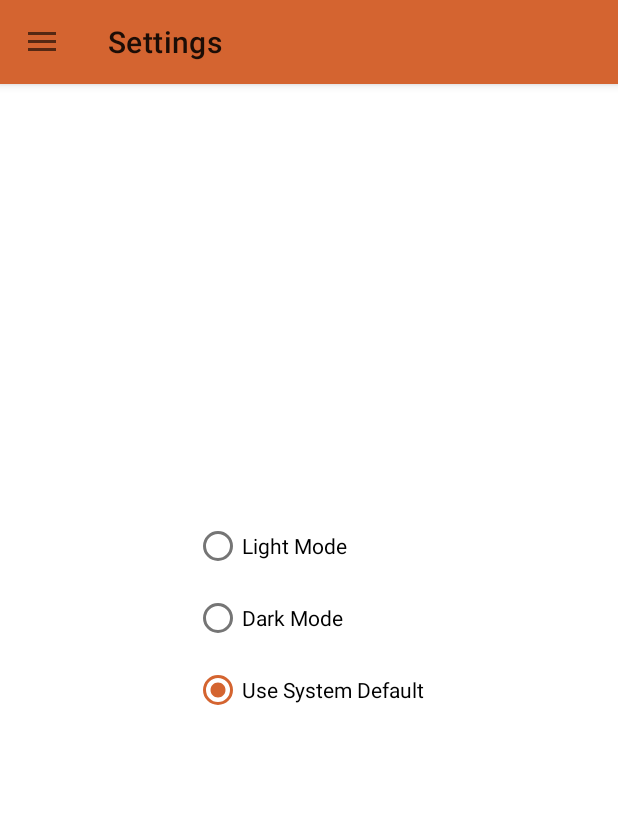
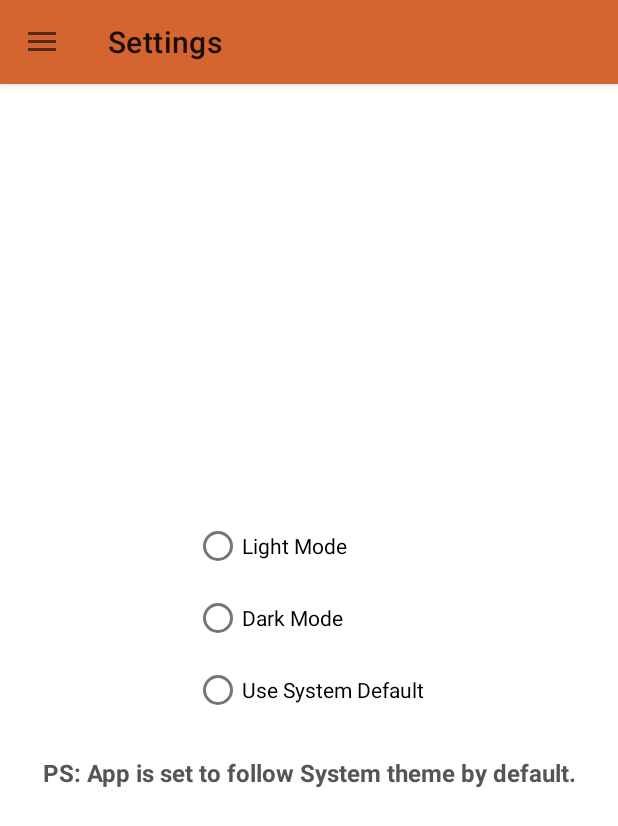
Before and after one commit to Davidson015/T169TrainScheduleApp, an Android app: the SettingsActivity screen opened directly, with no data from a screen before it, on a phone screen of 412 x 824 dp. Shown: the top 826 px of the screen. Run offline under Robolectric (Android 15) with nearby library versions, the phone set to English and light mode, and no system bars.

Commit message:
Refactor: Optimized 'Settings Activity'

```diff
--- a/app/src/main/java/com/eproject/t169trainschedule/SettingsActivity.java
+++ b/app/src/main/java/com/eproject/t169trainschedule/SettingsActivity.java
@@ -2,7 +2,9 @@ package com.eproject.t169trainschedule;
 
 import android.annotation.SuppressLint;
 import android.content.Intent;
+import android.content.SharedPreferences;
 import android.os.Bundle;
+import android.preference.PreferenceManager;
 import android.view.Gravity;
 import android.view.MenuItem;
 import android.widget.RadioGroup;
@@ -23,6 +25,8 @@ public class SettingsActivity extends AppCompatActivity {
     Toolbar toolbar;
     NavigationView navigationView;
     RadioGroup radioGroup;
+
+    SharedPreferences preferences;
 
     @Override
     protected void onCreate(Bundle savedInstanceState) {
@@ -45,31 +49,39 @@ public class SettingsActivity extends AppCompatActivity {
         navigationView = findViewById(R.id.nav_view);
         setupDrawerContent(navigationView);
 
+        // Initializing Preferences
+        preferences = PreferenceManager.getDefaultSharedPreferences(this);
+
         // Initializing the RadioGroup
         radioGroup = findViewById(R.id.radio_group);
-        radioGroup.check(R.id.sys_default);
+        // Setting the checked radio button to the last selected one
+        radioGroup.check(preferences.getInt("last_checked", 0));
 
         // Checking and toggling the conditions respectively
         radioGroup.setOnCheckedChangeListener(new RadioGroup.OnCheckedChangeListener() {
             @SuppressLint("NonConstantResourceId")
             @Override
             public void onCheckedChanged(RadioGroup radioGroup, int mode) {
+                SharedPreferences.Editor editor = preferences.edit();
                 switch (mode) {
                     case R.id.light_mode:
                         AppCompatDelegate.setDefaultNightMode(AppCompatDelegate.MODE_NIGHT_NO);
+                        editor.putInt("last_checked", mode);
                         break;
 
                     case R.id.dark_mode:
                         AppCompatDelegate.setDefaultNightMode(AppCompatDelegate.MODE_NIGHT_YES);
+                        editor.putInt("last_checked", mode);
                         break;
 
                     case R.id.sys_default:
                         AppCompatDelegate.setDefaultNightMode(AppCompatDelegate.MODE_NIGHT_FOLLOW_SYSTEM);
-                        break;
-
-                    default:
+                        editor.putInt("last_checked", mode);
                         break;
                 }
+
+                // Applying Editor changes to the SharedPreferences
+                editor.apply();
             }
         });
     }
--- a/app/src/main/res/layout/activity_settings_main.xml
+++ b/app/src/main/res/layout/activity_settings_main.xml
@@ -33,4 +33,15 @@
             android:text="Use System Default" />
     </RadioGroup>
 
+    <TextView
+        android:layout_width="match_parent"
+        android:layout_height="wrap_content"
+        android:textColor="@color/sp_text"
+        android:layout_below="@id/radio_group"
+        android:gravity="center"
+        android:layout_marginTop="20sp"
+        android:textStyle="bold"
+        android:textSize="16sp"
+        android:text="PS: App is set to follow System theme by default."/>
+
 </RelativeLayout>
```
